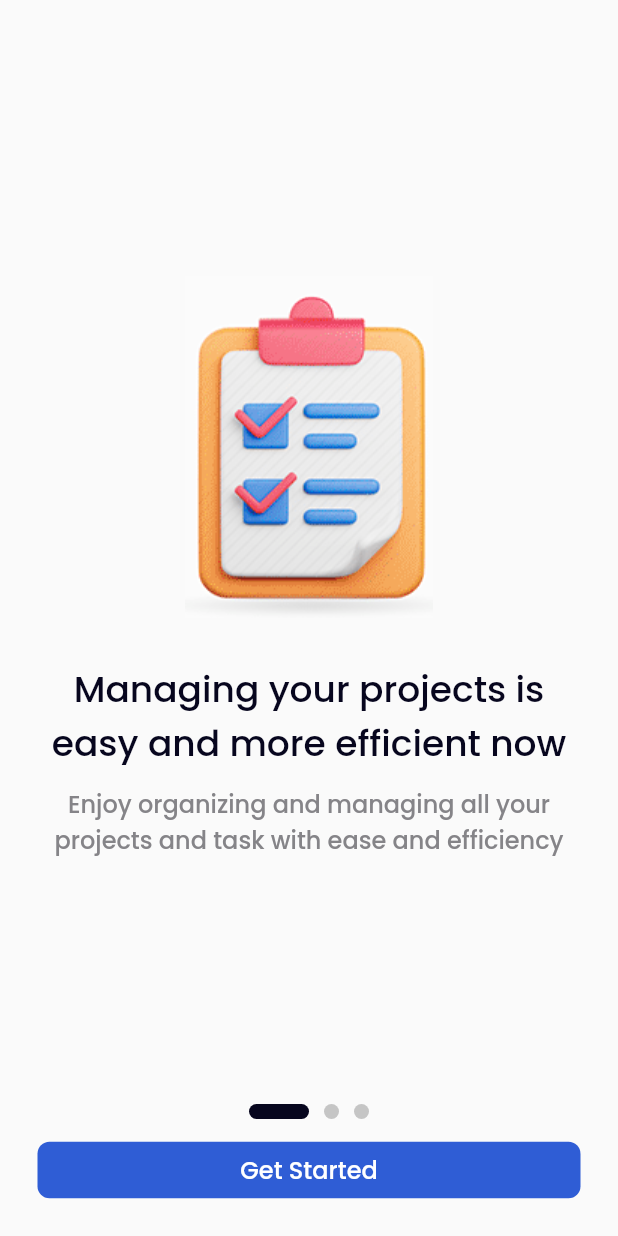
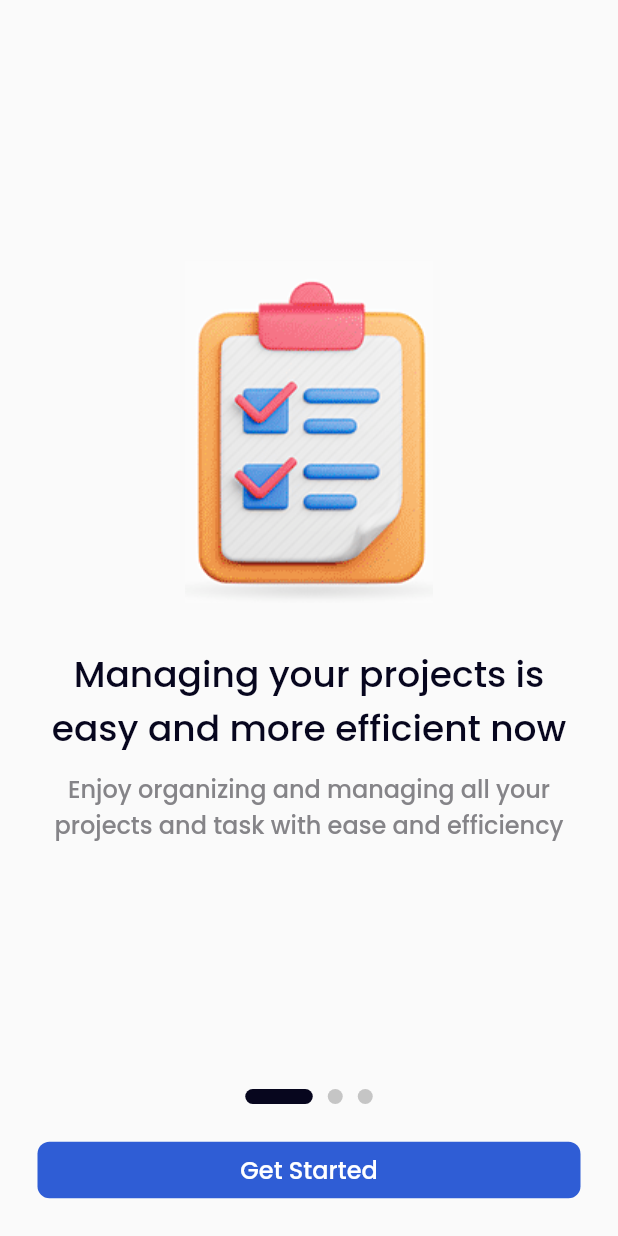
Before and after one commit to dev-gyata/progect-management-app, a Flutter app: the screen it shows after launch, on a phone screen of 412 x 824 dp. Run offline on Flutter 3.47's test engine with Material 2 defaults, Android fonts, the phone set to English and light mode, and no system bars; our stand-ins replace bloc, equatable, flutter_bloc, google_fonts; generated files the repository leaves out were written again.

Commit message:
updated en locale file

```diff
--- a/lib/onboarding/view/onboarding_page.dart
+++ b/lib/onboarding/view/onboarding_page.dart
@@ -114,12 +114,12 @@ class _SliderDots extends StatelessWidget {
           children: List.generate(3, (index) => index)
               .map((e) => Padding(
                     padding:
-                        const EdgeInsets.symmetric(vertical: 10, horizontal: 5),
+                        const EdgeInsets.symmetric(vertical: 20, horizontal: 5),
                     child: state.index == e
                         ? AnimatedContainer(
                             duration: const Duration(milliseconds: 400),
                             height: 10,
-                            width: 40,
+                            width: 45,
                             decoration: BoxDecoration(
                               borderRadius: BorderRadius.circular(10),
                               color: kBlackColor,
```
Also changed, not shown: lib/l10n/arb/app_en.arb (+14 -1 lines).
